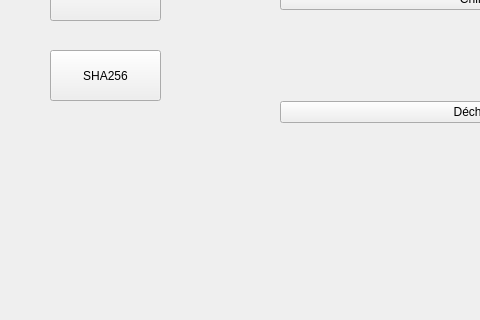
The window that mainwindow.ui (LeoPinzano/appSecurite) describes before a commit, drawn with Qt 5; both pictures show x 0 to 480 and y 280 to 600 of the 800 by 600 pixel window.
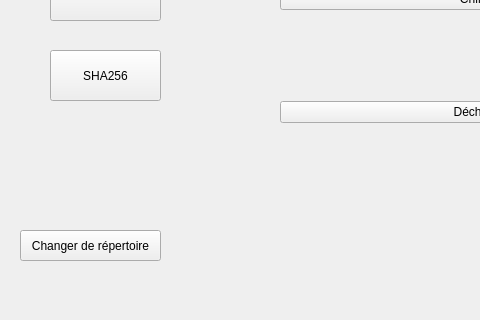
The same window after the commit.

Commit message: Ajout Btn changer repertoire

```diff
--- a/mainwindow.ui
+++ b/mainwindow.ui
@@ -173,6 +173,19 @@
      </widget>
     </widget>
    </widget>
+   <widget class="QPushButton" name="changeBaseDirButton">
+    <property name="geometry">
+     <rect>
+      <x>20</x>
+      <y>510</y>
+      <width>141</width>
+      <height>31</height>
+     </rect>
+    </property>
+    <property name="text">
+     <string>Changer de répertoire</string>
+    </property>
+   </widget>
   </widget>
   <widget class="QMenuBar" name="menubar">
    <property name="geometry">
```
The commit also changes 1 other file.
